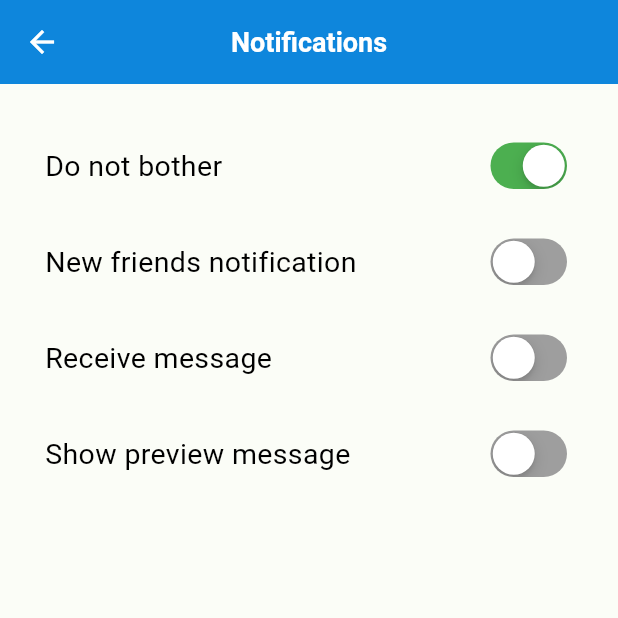
After one commit to billzayy/Mobile_Chat_App, a Flutter app: the NotificationView screen opened by its route, on a phone screen of 412 x 824 dp, the top half of it. The commit adds this screen. Run offline on Flutter 3.47's test engine with Material 2 defaults, Android fonts, the phone set to English and light mode, and no system bars; our stand-ins replace dio, extended_image, flutter_svg, get, isar, pretty_dio_logger and 2 more; accounts and stored records are empty; generated files the repository leaves out were written again.

Commit message:
Ui Setting Menu

```diff
--- a/lib/core/router_config.dart
+++ b/lib/core/router_config.dart
@@ -12,10 +12,14 @@ import 'package:software_project_3/src/pesentation/pages/root_app.dart';
 import 'package:software_project_3/src/pesentation/pages/update_user/update_user_ctrl.dart';
 import 'package:software_project_3/src/pesentation/pages/update_user/update_user_view.dart';
 
+
+import '../src/pesentation/pages/help/help_view.dart';
+import '../src/pesentation/pages/notification/notification_view.dart';
 import '../src/pesentation/pages/room_chat/room_chat_ctrl.dart';
 import '../src/pesentation/pages/room_chat/room_chat_view.dart';
 import '../src/pesentation/pages/sign/sign_ctrl.dart';
 import '../src/pesentation/pages/sign/sign_view.dart';
+import '../src/pesentation/pages/storage/storage_view.dart';
 
 class RouterConfigs {
   static final List<GetPage> routes = [
@@ -90,6 +94,19 @@ class RouterConfigs {
         },
       ),
     ),
+    GetPage(
+      name: NotificationView.routerName,
+      page: () => const NotificationView(),
+    ),
 
+    GetPage(
+      name: StorageView.routerName,
+      page: () => const StorageView(),
+    ),
+
+    GetPage(
+      name: HelpView.routerName,
+      page: () => const HelpView(),
+    ),
   ];
 }
--- /dev/null
+++ b/lib/src/pesentation/pages/notification/notification_view.dart
@@ -0,0 +1,95 @@
+import 'package:flutter/cupertino.dart';
+import 'package:flutter/material.dart';
+import 'package:get/get.dart';
+
+
+class NotificationView extends StatelessWidget {
+  static const String routerName = '/NotificationView';
+  const NotificationView({Key? key}) : super(key: key);
+
+  @override
+  Widget build(BuildContext context) {
+    return Scaffold(
+      appBar: AppBar(
+        title: const Text('Notifications'),
+      ),
+      body: const Padding(
+        padding: EdgeInsets.all(10.0),
+        child: MultiSwitch(),
+      ),
+    );
+  }
+}
+
+class MultiSwitch extends StatefulWidget {
+  const MultiSwitch({Key? key}) : super(key: key);
+
+  @override
+  State<MultiSwitch> createState() => _MultiSwitchState();
+}
+
+class _MultiSwitchState extends State<MultiSwitch> {
+  bool val1 = true;
+  bool val2 = false;
+  bool val3 = false;
+  bool val4 = false;
+  onChangeFunction1(bool newValue1){
+    setState(() {
+      val1 = newValue1;
+    });
+  }
+  onChangeFunction2(bool newValue2){
+    setState(() {
+      val2 = newValue2;
+    });
+  }
+  onChangeFunction3(bool newValue3){
+    setState(() {
+      val3 = newValue3;
+    });
+  }
+  onChangeFunction4(bool newValue4){
+    setState(() {
+      val4 = newValue4;
+    });
+  }
+  @override
+  Widget build(BuildContext context) {
+    return Scaffold(
+          body: Column(
+            mainAxisAlignment: MainAxisAlignment.start,
+            crossAxisAlignment: CrossAxisAlignment.start,
+            children: [
+              customSwitch('Do not bother', val1, onChangeFunction1),
+              customSwitch('New friends notification', val2, onChangeFunction2),
+              customSwitch('Receive message', val3, onChangeFunction3),
+              customSwitch('Show preview message', val4, onChangeFunction4),
+            ],
+          ),
+    );
+  }
+  Widget customSwitch(String text, bool val, Function onChangeMethod){
+    return Padding(
+        padding: const EdgeInsets.only(top: 25.0, left: 20.0, right: 20.0),
+        child: Row(
+          mainAxisAlignment: MainAxisAlignment.spaceBetween,
+          children: [
+            Text(text, style: const TextStyle(
+              fontSize: 19.0,
+              // fontWeight: FontWeight.w400,
+              color: Colors.black
+            )),
+            const Spacer(),
+            CupertinoSwitch(
+                value: val,
+                trackColor: Colors.grey,
+                activeColor: Colors.green,
+                onChanged: (newValue) {
+                  onChangeMethod(newValue);
+                }
+            )
+          ],
+        ),
+    );
+  }
+}
```
Also changed, not shown: lib/src/pesentation/pages/help/help_view.dart (added, +113 -0 lines), lib/src/pesentation/pages/profile/profile_view.dart (+16 -20 lines), lib/src/pesentation/pages/storage/storage_view.dart (added, +76 -0 lines), lib/src/pesentation/pages/update_user/update_user_view.dart (+15 -9 lines).
